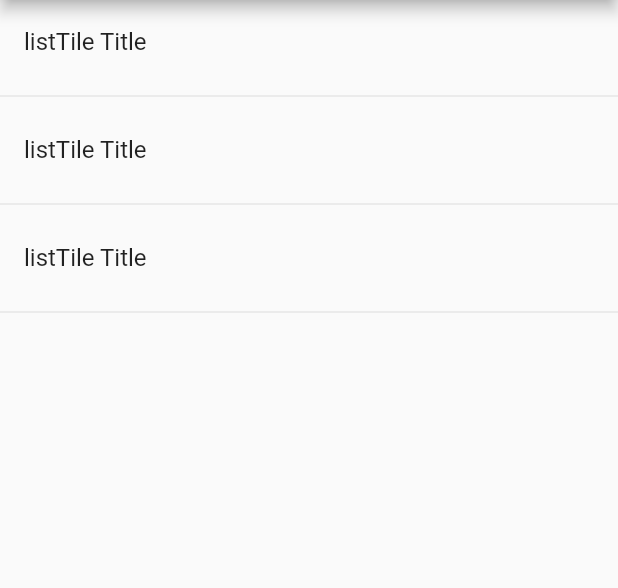
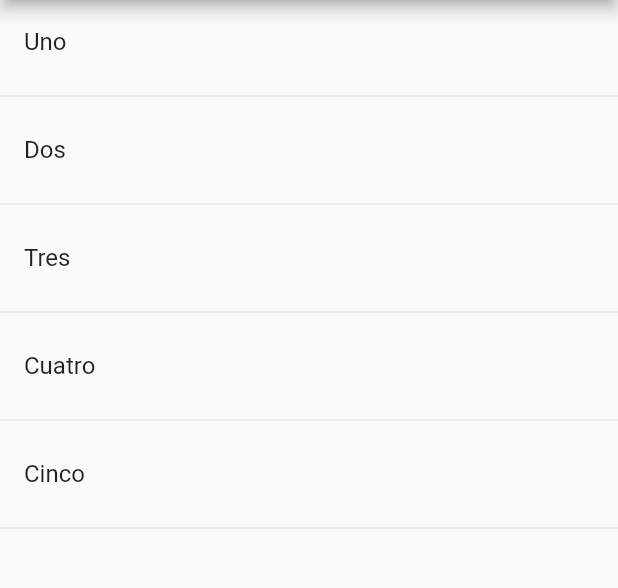
Before and after one commit to strujilloor/Curso-Flutter, a Flutter app: the screen it shows after launch, on a phone screen of 412 x 824 dp, the part 84-672 px from its top. Run offline on Flutter 3.47's test engine with Material 2 defaults, Android fonts, the phone set to English and light mode, and no system bars.

Commit message:
Crear ListTiles a partir de una lista estática

```diff
--- a/lib/src/pages/home_temp.dart
+++ b/lib/src/pages/home_temp.dart
@@ -1,7 +1,8 @@
 import 'package:flutter/material.dart';
 
 class HomePageTemp extends StatelessWidget {
-  const HomePageTemp({Key key}) : super(key: key);
+
+  final opciones = ['Uno', 'Dos', 'Tres', 'Cuatro', 'Cinco'];
 
   @override
   Widget build(BuildContext context) {
@@ -10,21 +11,25 @@ class HomePageTemp extends StatelessWidget {
         title: Text('Componentes Temp')
       ),
       body: ListView(
-        children: <Widget>[
-          ListTile(
-            title: Text('listTile Title'),
-          ),
-          Divider(),
-          ListTile(
-            title: Text('listTile Title'),
-          ),
-          Divider(),
-          ListTile(
-            title: Text('listTile Title'),
-          ),
-          Divider(),
-        ],
+        children: _crearItems(),
       ),
     );
   }
+
+  List<Widget> _crearItems() {
+
+    List<Widget> lista = new List<Widget>();
+
+    for (var opt in opciones) {
+      final tempWidget = ListTile(
+        title: Text( opt ),
+      );
+
+      lista..add( tempWidget ) // operador de cascada: .. referencia a la lista y llama al método add
+           ..add( Divider() );
+    }
+    return lista;
+  }
+
+  List<Widget> _crearItemsCorta(){}
 }
```
